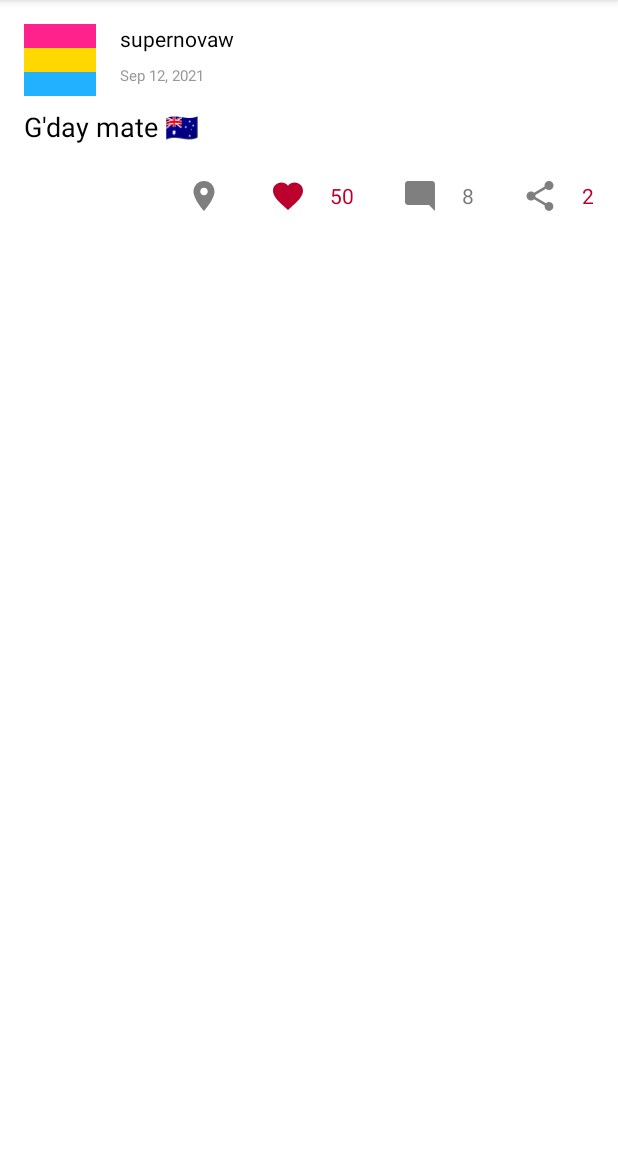
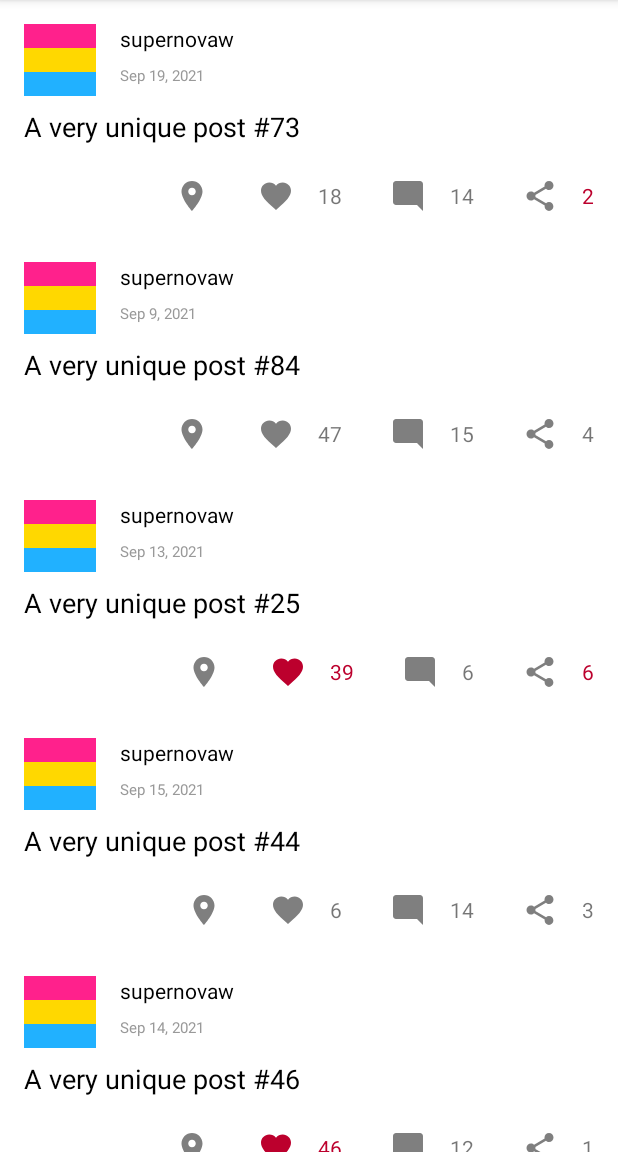
Before and after one commit to supernovaw/kt-ex-3, an Android app: the screen it shows after launch (MainActivity), on a phone screen of 412 x 824 dp, the part 84-1236 px from its top. Run offline under Robolectric (Android 15) with nearby library versions, the phone set to English and light mode, and no system bars.

Commit message:
RecyclerView (Exercise 5, Task 1)

```diff
--- a/app/src/main/java/com/example/ktex3/MainActivity.kt
+++ b/app/src/main/java/com/example/ktex3/MainActivity.kt
@@ -1,83 +1,38 @@
 package com.example.ktex3
 
-import android.content.Intent
-import android.net.Uri
 import android.os.Bundle
-import android.view.View
-import android.widget.ImageView
-import android.widget.TextView
 import androidx.appcompat.app.AppCompatActivity
-import com.google.android.material.snackbar.Snackbar
-
+import androidx.appcompat.app.AppCompatDelegate
+import androidx.recyclerview.widget.LinearLayoutManager
+import kotlinx.android.synthetic.main.activity_main.*
 
 class MainActivity : AppCompatActivity() {
 	override fun onCreate(savedInstanceState: Bundle?) {
 		super.onCreate(savedInstanceState)
 		setContentView(R.layout.activity_main)
+		AppCompatDelegate.setDefaultNightMode(AppCompatDelegate.MODE_NIGHT_NO)
 
-		val post = AddressedPost(
-			"supernovaw",
-			R.drawable.panpfp,
-			"G'day mate \uD83C\uDDE6\uD83C\uDDFA",
-			"Sep 12, 2021",
-			address = "Portland Int'l Airport",
-			coordinatesLatLng = 45.59 to -122.59,
-			likes = 50,
-			liked = true,
-			comments = 8,
-			shares = 2,
-			shared = true
-		)
-		val root = findViewById<View>(android.R.id.content).rootView
-		initPost(post, root)
-	}
-
-	private fun initPost(p: Post, v: View) {
-		v.findViewById<TextView>(R.id.post_author).text = p.authorName
-		v.findViewById<ImageView>(R.id.post_profile_picture).setImageResource(p.profilePicture)
-		v.findViewById<TextView>(R.id.post_content_text).text = p.textContent
-		v.findViewById<TextView>(R.id.post_date).text = p.date
-		updatePostButtonsStatus(p, v)
-
-		val likeIcon = v.findViewById<ImageView>(R.id.post_like_icon)
-		val likesCount = v.findViewById<TextView>(R.id.post_likes_count)
-		val locationIcon = v.findViewById<ImageView>(R.id.location_icon)
-
-		val likeListener: (it: View?) -> Unit = {
-			if (p.liked) p.likes-- else p.likes++
-			p.liked = !p.liked
-			updatePostButtonsStatus(p, v)
+		val postsList = emptyList<Post>().toMutableList()
+		for (i in 0..10) {
+			postsList.add(
+				AddressedPost(
+					"supernovaw",
+					R.drawable.panpfp,
+					"A very unique post #${Math.random().times(100).toInt()}",
+					"Sep ${Math.random().times(15).toInt() + 8}, 2021",
+					address = "Portland Int'l Airport",
+					coordinatesLatLng = 45.59 to -122.59,
+					likes = Math.random().times(50).toInt() + 1,
+					liked = Math.random() < .3,
+					comments = Math.random().times(20).toInt(),
+					shares = Math.random().times(8).toInt(),
+					shared = Math.random() < .225
+				)
+			)
 		}
-		likeIcon.setOnClickListener(likeListener)
-		likesCount.setOnClickListener(likeListener)
-		locationIcon.visibility = if (p is AddressedPost) View.VISIBLE else View.GONE
-		if (p is AddressedPost) {
-			locationIcon.setOnClickListener {
-				val uri = "geo:${p.coordinatesLatLng.first},${p.coordinatesLatLng.second}"
-				startActivity(Intent(Intent.ACTION_VIEW, Uri.parse(uri)))
-			}
-			locationIcon.setOnLongClickListener {
-				Snackbar.make(this, v, p.address, Snackbar.LENGTH_SHORT).show()
-				true
-			}
+		with(posts_list) {
+			layoutManager = LinearLayoutManager(this@MainActivity)
+			adapter = PostAdapter(postsList)
 		}
 	}
-
-	private fun updatePostButtonsStatus(p: Post, v: View) {
-		val red = 0xffbc002d.toInt()
-		val gray = 0x8a000000.toInt()
-		val likeIcon = v.findViewById<ImageView>(R.id.post_like_icon)
-		val likesCount = v.findViewById<TextView>(R.id.post_likes_count)
-		val commentsCount = v.findViewById<TextView>(R.id.post_comments_count)
-		val sharesCount = v.findViewById<TextView>(R.id.post_shares_count)
-
-		likesCount.text = if (p.likes > 0) p.likes.toString() else ""
-		commentsCount.text = if (p.comments > 0) p.comments.toString() else ""
-		sharesCount.text = if (p.shares > 0) p.shares.toString() else ""
-
-		likesCount.setTextColor(if (p.liked) red else gray)
-		likeIcon.setImageResource(if (p.liked) R.drawable.like_on_24 else R.drawable.like_regular_24)
-		commentsCount.setTextColor(if (p.commented) red else gray)
-		sharesCount.setTextColor(if (p.shared) red else gray)
-	}
 }
--- /dev/null
+++ b/app/src/main/java/com/example/ktex3/PostAdapter.kt
@@ -0,0 +1,78 @@
+package com.example.ktex3
+
+import android.content.Intent
+import android.net.Uri
+import android.view.LayoutInflater
+import android.view.View
+import android.view.ViewGroup
+import android.widget.ImageView
+import android.widget.TextView
+import androidx.recyclerview.widget.RecyclerView
+import com.google.android.material.snackbar.Snackbar
+
+class PostAdapter(private val list: List<Post>) : RecyclerView.Adapter<RecyclerView.ViewHolder>() {
+	override fun onCreateViewHolder(parent: ViewGroup, viewType: Int): RecyclerView.ViewHolder {
+		val view = LayoutInflater.from(parent.context).inflate(R.layout.post, parent, false)
+		return PostViewHolder(view)
+	}
+
+	override fun onBindViewHolder(holder: RecyclerView.ViewHolder, position: Int) {
+		with(holder.itemView) {
+			val post = list[position]
+			initPost(post, this)
+		}
+	}
+
+	override fun getItemCount(): Int = list.size
+
+	private fun initPost(p: Post, v: View) {
+		v.findViewById<TextView>(R.id.post_author).text = p.authorName
+		v.findViewById<ImageView>(R.id.post_profile_picture).setImageResource(p.profilePicture)
+		v.findViewById<TextView>(R.id.post_content_text).text = p.textContent
+		v.findViewById<TextView>(R.id.post_date).text = p.date
+		updatePostButtonsStatus(p, v)
+
+		val likeIcon = v.findViewById<ImageView>(R.id.post_like_icon)
+		val likesCount = v.findViewById<TextView>(R.id.post_likes_count)
+		val locationIcon = v.findViewById<ImageView>(R.id.location_icon)
+
+		val likeListener: (it: View?) -> Unit = {
+			if (p.liked) p.likes-- else p.likes++
+			p.liked = !p.liked
+			updatePostButtonsStatus(p, v)
+		}
+		likeIcon.setOnClickListener(likeListener)
+		likesCount.setOnClickListener(likeListener)
+		locationIcon.visibility = if (p is AddressedPost) View.VISIBLE else View.GONE
+		if (p is AddressedPost) {
+			locationIcon.setOnClickListener {
+				val uri = "geo:${p.coordinatesLatLng.first},${p.coordinatesLatLng.second}"
+				v.context.startActivity(Intent(Intent.ACTION_VIEW, Uri.parse(uri)))
+			}
+			locationIcon.setOnLongClickListener {
+				Snackbar.make(v.context, v, p.address, Snackbar.LENGTH_SHORT).show()
+				true
+			}
+		}
+	}
+
+	private fun updatePostButtonsStatus(p: Post, v: View) {
+		val red = 0xffbc002d.toInt()
+		val gray = 0x8a000000.toInt()
+		val likeIcon = v.findViewById<ImageView>(R.id.post_like_icon)
+		val likesCount = v.findViewById<TextView>(R.id.post_likes_count)
+		val commentsCount = v.findViewById<TextView>(R.id.post_comments_count)
+		val sharesCount = v.findViewById<TextView>(R.id.post_shares_count)
+
+		likesCount.text = if (p.likes > 0) p.likes.toString() else ""
+		commentsCount.text = if (p.comments > 0) p.comments.toString() else ""
+		sharesCount.text = if (p.shares > 0) p.shares.toString() else ""
+
+		likesCount.setTextColor(if (p.liked) red else gray)
+		likeIcon.setImageResource(if (p.liked) R.drawable.like_on_24 else R.drawable.like_regular_24)
+		commentsCount.setTextColor(if (p.commented) red else gray)
+		sharesCount.setTextColor(if (p.shared) red else gray)
+	}
+}
+
+class PostViewHolder(view: View) : RecyclerView.ViewHolder(view)
--- a/app/src/main/res/layout/activity_main.xml
+++ b/app/src/main/res/layout/activity_main.xml
@@ -6,125 +6,14 @@
 	android:layout_height="match_parent"
 	tools:context=".MainActivity">
 
-	<ImageView
-		android:id="@+id/post_profile_picture"
-		android:layout_width="48dp"
-		android:layout_height="48dp"
-		android:layout_marginStart="16dp"
-		android:layout_marginTop="16dp"
+	<androidx.recyclerview.widget.RecyclerView
+		android:id="@+id/posts_list"
+		android:layout_width="match_parent"
+		android:layout_height="match_parent"
+		app:layout_constraintBottom_toBottomOf="parent"
+		app:layout_constraintEnd_toEndOf="parent"
 		app:layout_constraintStart_toStartOf="parent"
 		app:layout_constraintTop_toTopOf="parent"
-		app:srcCompat="@drawable/ic_launcher_foreground"
-		tools:ignore="ContentDescription" />
-
-	<TextView
-		android:id="@+id/post_author"
-		android:layout_width="wrap_content"
-		android:layout_height="wrap_content"
-		android:layout_marginStart="16dp"
-		android:textColor="@color/black"
-		app:layout_constraintStart_toEndOf="@+id/post_profile_picture"
-		app:layout_constraintTop_toTopOf="@+id/post_profile_picture"
-		tools:text="An individual" />
-
-	<TextView
-		android:id="@+id/post_date"
-		android:layout_width="wrap_content"
-		android:layout_height="wrap_content"
-		android:layout_marginStart="16dp"
-		android:layout_marginTop="8dp"
-		android:textColor="#999"
-		android:textSize="10sp"
-		app:layout_constraintStart_toEndOf="@+id/post_profile_picture"
-		app:layout_constraintTop_toBottomOf="@+id/post_author"
-		tools:text="Sep 12, 2021" />
-
-	<TextView
-		android:id="@+id/post_content_text"
-		android:layout_width="0dp"
-		android:layout_height="wrap_content"
-		android:layout_marginStart="16dp"
-		android:layout_marginTop="8dp"
-		android:layout_marginEnd="16dp"
-		android:textColor="@color/black"
-		android:textSize="18sp"
-		app:layout_constraintEnd_toEndOf="parent"
-		app:layout_constraintStart_toStartOf="parent"
-		app:layout_constraintTop_toBottomOf="@+id/post_profile_picture"
-		tools:text="This was a very happy day that a great thing happened!" />
-
-	<ImageView
-		android:id="@+id/location_icon"
-		android:layout_width="wrap_content"
-		android:layout_height="wrap_content"
-		android:layout_marginEnd="32dp"
-		app:layout_constraintBottom_toBottomOf="@+id/post_shares_count"
-		app:layout_constraintEnd_toStartOf="@+id/post_like_icon"
-		app:layout_constraintTop_toTopOf="@+id/post_shares_count"
-		app:srcCompat="@drawable/location_24"
-		tools:ignore="ContentDescription" />
-
-	<ImageView
-		android:id="@+id/post_like_icon"
-		android:layout_width="wrap_content"
-		android:layout_height="wrap_content"
-		android:layout_marginEnd="16dp"
-		app:layout_constraintBottom_toBottomOf="@+id/post_shares_count"
-		app:layout_constraintEnd_toStartOf="@+id/post_likes_count"
-		app:layout_constraintTop_toTopOf="@+id/post_shares_count"
-		app:srcCompat="@drawable/like_regular_24"
-		tools:ignore="ContentDescription" />
-
-	<TextView
-		android:id="@+id/post_likes_count"
-		android:layout_width="wrap_content"
-		android:layout_height="wrap_content"
-		android:layout_marginEnd="32dp"
-		app:layout_constraintBottom_toBottomOf="@+id/post_shares_count"
-		app:layout_constraintEnd_toStartOf="@+id/post_comment_icon"
-		app:layout_constraintTop_toTopOf="@+id/post_shares_count"
-		tools:text="50" />
-
-	<ImageView
-		android:id="@+id/post_comment_icon"
-		android:layout_width="wrap_content"
-		android:layout_height="wrap_content"
-		android:layout_marginEnd="16dp"
-		app:layout_constraintBottom_toBottomOf="@+id/post_shares_count"
-		app:layout_constraintEnd_toStartOf="@+id/post_comments_count"
-		app:layout_constraintTop_toTopOf="@+id/post_shares_count"
-		app:srcCompat="@drawable/comment_24"
-		tools:ignore="ContentDescription" />
-
-	<TextView
-		android:id="@+id/post_comments_count"
-		android:layout_width="wrap_content"
-		android:layout_height="wrap_content"
-		android:layout_marginEnd="32dp"
-		app:layout_constraintBottom_toBottomOf="@+id/post_shares_count"
-		app:layout_constraintEnd_toStartOf="@+id/post_share_icon"
-		app:layout_constraintTop_toTopOf="@+id/post_shares_count"
-		tools:text="8" />
-
-	<ImageView
-		android:id="@+id/post_share_icon"
-		android:layout_width="wrap_content"
-		android:layout_height="wrap_content"
-		android:layout_marginEnd="16dp"
-		app:layout_constraintBottom_toBottomOf="@+id/post_shares_count"
-		app:layout_constraintEnd_toStartOf="@+id/post_shares_count"
-		app:layout_constraintTop_toTopOf="@+id/post_shares_count"
-		app:srcCompat="@drawable/share_24"
-		tools:ignore="ContentDescription" />
-
-	<TextView
-		android:id="@+id/post_shares_count"
-		android:layout_width="wrap_content"
-		android:layout_height="wrap_content"
-		android:layout_marginTop="24dp"
-		android:layout_marginEnd="16dp"
-		app:layout_constraintEnd_toEndOf="parent"
-		app:layout_constraintTop_toBottomOf="@+id/post_content_text"
-		tools:text="2" />
+		tools:listitem="@layout/post" />
 
 </androidx.constraintlayout.widget.ConstraintLayout>
--- /dev/null
+++ b/app/src/main/res/layout/post.xml
@@ -0,0 +1,130 @@
+<?xml version="1.0" encoding="utf-8"?>
+<androidx.constraintlayout.widget.ConstraintLayout xmlns:android="http://schemas.android.com/apk/res/android"
+	xmlns:app="http://schemas.android.com/apk/res-auto"
+	xmlns:tools="http://schemas.android.com/tools"
+	android:layout_width="match_parent"
+	android:layout_height="wrap_content"
+	android:paddingBottom="16dp">
+
+	<ImageView
+		android:id="@+id/post_profile_picture"
+		android:layout_width="48dp"
+		android:layout_height="48dp"
+		android:layout_marginStart="16dp"
+		android:layout_marginTop="16dp"
+		app:layout_constraintStart_toStartOf="parent"
+		app:layout_constraintTop_toTopOf="parent"
+		app:srcCompat="@drawable/ic_launcher_foreground"
+		tools:ignore="ContentDescription" />
+
+	<TextView
+		android:id="@+id/post_author"
+		android:layout_width="wrap_content"
+		android:layout_height="wrap_content"
+		android:layout_marginStart="16dp"
+		android:textColor="@color/black"
+		app:layout_constraintStart_toEndOf="@+id/post_profile_picture"
+		app:layout_constraintTop_toTopOf="@+id/post_profile_picture"
+		tools:text="An individual" />
+
+	<TextView
+		android:id="@+id/post_date"
+		android:layout_width="wrap_content"
+		android:layout_height="wrap_content"
+		android:layout_marginStart="16dp"
+		android:layout_marginTop="8dp"
+		android:textColor="#999"
+		android:textSize="10sp"
+		app:layout_constraintStart_toEndOf="@+id/post_profile_picture"
+		app:layout_constraintTop_toBottomOf="@+id/post_author"
+		tools:text="Sep 12, 2021" />
+
+	<TextView
+		android:id="@+id/post_content_text"
+		android:layout_width="0dp"
+		android:layout_height="wrap_content"
+		android:layout_marginStart="16dp"
+		android:layout_marginTop="8dp"
+		android:layout_marginEnd="16dp"
+		android:textColor="@color/black"
+		android:textSize="18sp"
+		app:layout_constraintEnd_toEndOf="parent"
+		app:layout_constraintStart_toStartOf="parent"
+		app:layout_constraintTop_toBottomOf="@+id/post_profile_picture"
+		tools:text="Post text" />
+
+	<ImageView
+		android:id="@+id/location_icon"
+		android:layout_width="wrap_content"
+		android:layout_height="wrap_content"
+		android:layout_marginEnd="32dp"
+		app:layout_constraintBottom_toBottomOf="@+id/post_shares_count"
+		app:layout_constraintEnd_toStartOf="@+id/post_like_icon"
+		app:layout_constraintTop_toTopOf="@+id/post_shares_count"
+		app:srcCompat="@drawable/location_24"
+		tools:ignore="ContentDescription" />
+
+	<ImageView
+		android:id="@+id/post_like_icon"
+		android:layout_width="wrap_content"
+		android:layout_height="wrap_content"
+		android:layout_marginEnd="16dp"
+		app:layout_constraintBottom_toBottomOf="@+id/post_shares_count"
+		app:layout_constraintEnd_toStartOf="@+id/post_likes_count"
+		app:layout_constraintTop_toTopOf="@+id/post_shares_count"
+		app:srcCompat="@drawable/like_regular_24"
+		tools:ignore="ContentDescription" />
+
+	<TextView
+		android:id="@+id/post_likes_count"
+		android:layout_width="wrap_content"
+		android:layout_height="wrap_content"
+		android:layout_marginEnd="32dp"
+		app:layout_constraintBottom_toBottomOf="@+id/post_shares_count"
+		app:layout_constraintEnd_toStartOf="@+id/post_comment_icon"
+		app:layout_constraintTop_toTopOf="@+id/post_shares_count"
+		tools:text="50" />
+
+	<ImageView
+		android:id="@+id/post_comment_icon"
+		android:layout_width="wrap_content"
+		android:layout_height="wrap_content"
+		android:layout_marginEnd="16dp"
+		app:layout_constraintBottom_toBottomOf="@+id/post_shares_count"
+		app:layout_constraintEnd_toStartOf="@+id/post_comments_count"
+		app:layout_constraintTop_toTopOf="@+id/post_shares_count"
+		app:srcCompat="@drawable/comment_24"
+		tools:ignore="ContentDescription" />
+
+	<TextView
+		android:id="@+id/post_comments_count"
+		android:layout_width="wrap_content"
+		android:layout_height="wrap_content"
+		android:layout_marginEnd="32dp"
+		app:layout_constraintBottom_toBottomOf="@+id/post_shares_count"
+		app:layout_constraintEnd_toStartOf="@+id/post_share_icon"
+		app:layout_constraintTop_toTopOf="@+id/post_shares_count"
+		tools:text="8" />
+
+	<ImageView
+		android:id="@+id/post_share_icon"
+		android:layout_width="wrap_content"
+		android:layout_height="wrap_content"
+		android:layout_marginEnd="16dp"
+		app:layout_constraintBottom_toBottomOf="@+id/post_shares_count"
+		app:layout_constraintEnd_toStartOf="@+id/post_shares_count"
+		app:layout_constraintTop_toTopOf="@+id/post_shares_count"
+		app:srcCompat="@drawable/share_24"
+		tools:ignore="ContentDescription" />
+
+	<TextView
+		android:id="@+id/post_shares_count"
+		android:layout_width="wrap_content"
+		android:layout_height="wrap_content"
+		android:layout_marginTop="24dp"
+		android:layout_marginEnd="16dp"
+		app:layout_constraintEnd_toEndOf="parent"
+		app:layout_constraintTop_toBottomOf="@+id/post_content_text"
+		tools:text="2" />
+
+</androidx.constraintlayout.widget.ConstraintLayout>
--- a/build.gradle
+++ b/build.gradle
@@ -5,8 +5,8 @@ buildscript {
         mavenCentral()
     }
     dependencies {
-        classpath "com.android.tools.build:gradle:7.0.2"
-        classpath "org.jetbrains.kotlin:kotlin-gradle-plugin:1.5.20"
+        classpath "com.android.tools.build:gradle:7.0.3"
+        classpath "org.jetbrains.kotlin:kotlin-gradle-plugin:1.5.31"
 
         // NOTE: Do not place your application dependencies here; they belong
         // in the individual module build.gradle files
```
Also changed, not shown: app/build.gradle (+6 -1 lines).
